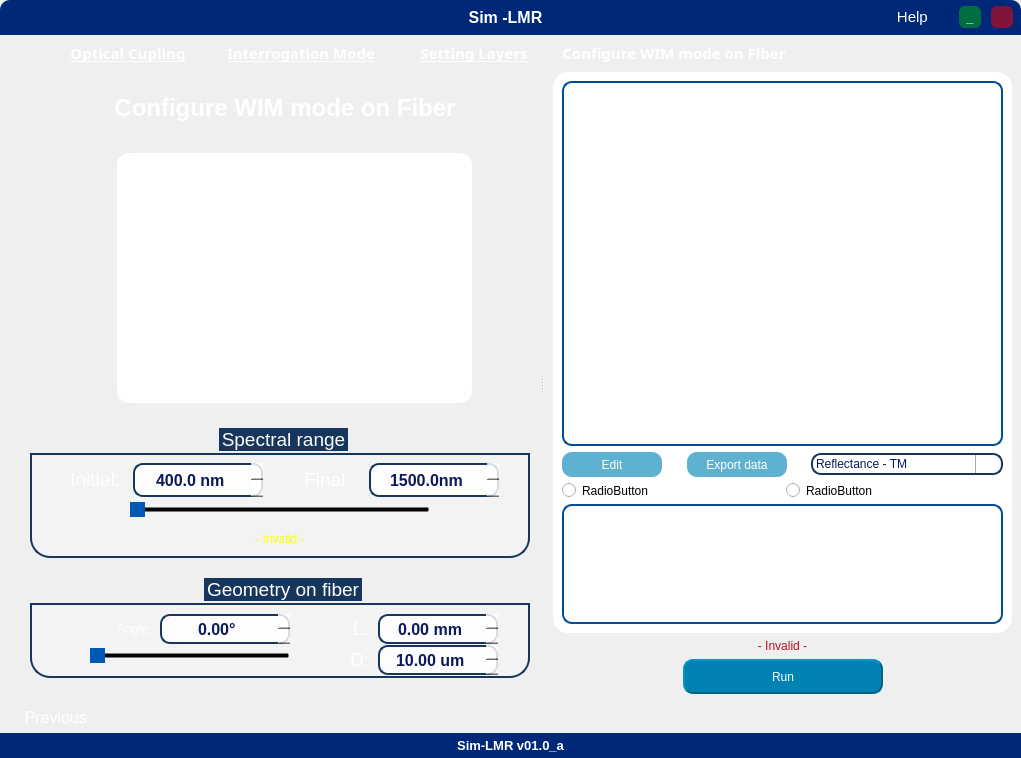
First picture: the form in Sim-LMR-Interface--main/main_interface.ui, repository AdeilsonLeal1/Simulador-SPR-LMR, before the edit.
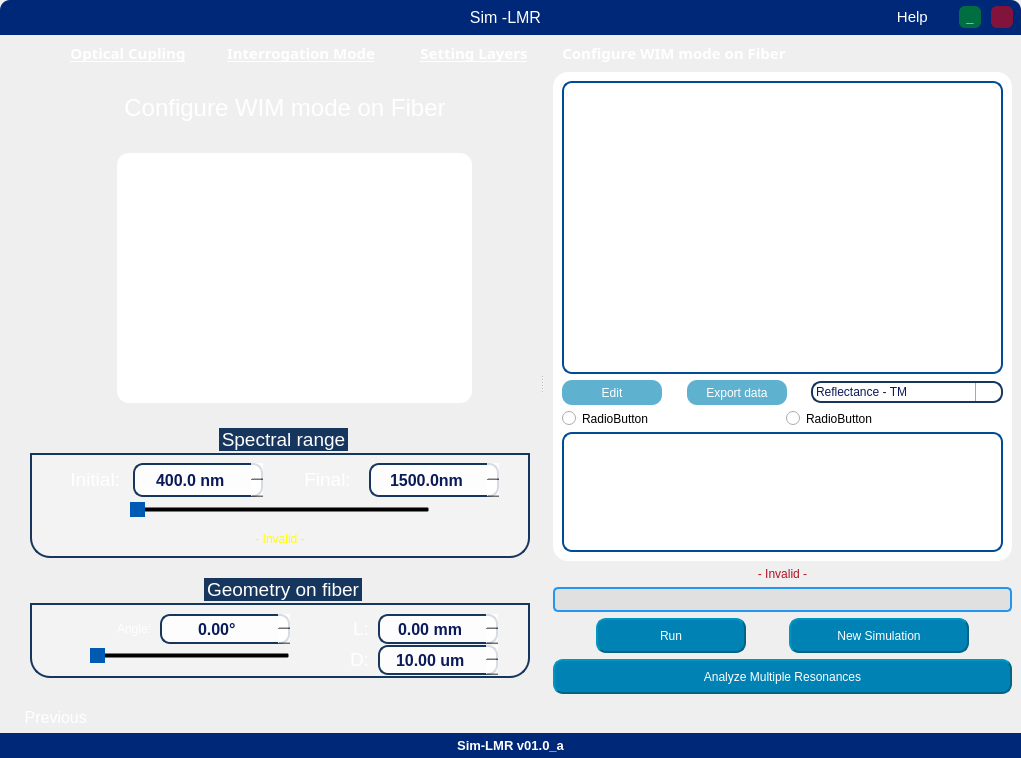
Second picture: the form after the edit. The open tabs and pages were chosen to show the change. Icons and pictures are not drawn.

Commit message: Ajustes na interface

What changed in the file:
```diff
--- a/Sim-LMR-Interface--main/main_interface.ui
+++ b/Sim-LMR-Interface--main/main_interface.ui
@@ -162,9 +162,8 @@
          <font>
           <family>Ubuntu</family>
           <pointsize>10</pointsize>
-          <weight>63</weight>
           <italic>false</italic>
-          <bold>true</bold>
+          <bold>false</bold>
          </font>
         </property>
         <property name="styleSheet">
@@ -193,7 +192,6 @@
          <font>
           <family>Ubuntu</family>
           <pointsize>11</pointsize>
-          <weight>50</weight>
           <italic>false</italic>
           <bold>false</bold>
          </font>
@@ -251,7 +249,6 @@
          <font>
           <family>Ubuntu</family>
           <pointsize>10</pointsize>
-          <weight>99</weight>
           <italic>false</italic>
           <bold>true</bold>
          </font>
@@ -296,9 +293,8 @@
          <font>
           <family>Ubuntu</family>
           <pointsize>10</pointsize>
-          <weight>63</weight>
           <italic>false</italic>
-          <bold>true</bold>
+          <bold>false</bold>
          </font>
         </property>
         <property name="cursor">
@@ -526,7 +522,6 @@
                   <font>
                    <family>Segoe UI Semibold</family>
                    <pointsize>15</pointsize>
-                   <weight>75</weight>
                    <bold>true</bold>
                   </font>
                  </property>
@@ -603,7 +598,6 @@
                   <font>
                    <family>Segoe UI Semibold</family>
                    <pointsize>15</pointsize>
-                   <weight>75</weight>
                    <bold>true</bold>
                   </font>
                  </property>
@@ -810,7 +804,6 @@
                 <font>
                  <family>Segoe UI Semibold</family>
                  <pointsize>11</pointsize>
-                 <weight>75</weight>
                  <bold>true</bold>
                  <underline>false</underline>
                 </font>
@@ -1475,7 +1468,6 @@
                 <font>
                  <family>Segoe UI Semibold</family>
                  <pointsize>11</pointsize>
-                 <weight>75</weight>
                  <bold>true</bold>
                  <underline>true</underline>
                 </font>
@@ -1537,7 +1529,6 @@
                 <font>
                  <family>Segoe UI Semibold</family>
                  <pointsize>11</pointsize>
-                 <weight>75</weight>
                  <bold>true</bold>
                  <underline>false</underline>
                 </font>
@@ -2116,7 +2107,6 @@
                 <font>
                  <family>Segoe UI Semibold</family>
                  <pointsize>11</pointsize>
-                 <weight>75</weight>
                  <bold>true</bold>
                  <underline>true</underline>
                 </font>
@@ -2190,7 +2180,6 @@
                 <font>
                  <family>Segoe UI Semibold</family>
                  <pointsize>11</pointsize>
-                 <weight>75</weight>
                  <bold>true</bold>
                  <underline>true</underline>
                 </font>
@@ -2264,7 +2253,6 @@
                 <font>
                  <family>Segoe UI Semibold</family>
                  <pointsize>11</pointsize>
-                 <weight>75</weight>
                  <bold>true</bold>
                  <underline>false</underline>
                 </font>
@@ -2363,7 +2351,7 @@
               <item>
                <widget class="QStackedWidget" name="stacked_layers">
                 <property name="currentIndex">
-                 <number>0</number>
+                 <number>1</number>
                 </property>
                 <widget class="QWidget" name="page_layers_aim">
                  <layout class="QVBoxLayout" name="verticalLayout_9">
@@ -2397,7 +2385,6 @@
                      <font>
                       <family>Ubuntu</family>
                       <pointsize>14</pointsize>
-                      <weight>50</weight>
                       <italic>false</italic>
                       <bold>false</bold>
                      </font>
@@ -2552,7 +2539,6 @@
                         <font>
                          <family>Ubuntu</family>
                          <pointsize>12</pointsize>
-                         <weight>88</weight>
                          <italic>false</italic>
                          <bold>true</bold>
                         </font>
@@ -4078,9 +4064,8 @@
                     <font>
                      <family>Ubuntu</family>
                      <pointsize>14</pointsize>
-                     <weight>63</weight>
                      <italic>false</italic>
-                     <bold>true</bold>
+                     <bold>false</bold>
                     </font>
                    </property>
                    <property name="styleSheet">
@@ -4652,7 +4637,6 @@
                 <font>
                  <family>Segoe UI Semibold</family>
                  <pointsize>11</pointsize>
-                 <weight>75</weight>
                  <bold>true</bold>
                  <underline>true</underline>
                 </font>
@@ -4726,7 +4710,6 @@
                 <font>
                  <family>Segoe UI Semibold</family>
                  <pointsize>11</pointsize>
-                 <weight>75</weight>
                  <bold>true</bold>
                  <underline>true</underline>
                 </font>
@@ -4800,7 +4783,6 @@
                 <font>
                  <family>Segoe UI Semibold</family>
                  <pointsize>11</pointsize>
-                 <weight>75</weight>
                  <bold>true</bold>
                  <underline>true</underline>
                 </font>
@@ -4874,7 +4856,6 @@
                 <font>
                  <family>Segoe UI Semibold</family>
                  <pointsize>11</pointsize>
-                 <weight>75</weight>
                  <bold>true</bold>
                  <underline>false</underline>
                 </font>
@@ -5016,9 +4997,8 @@
                      <font>
                       <family>Ubuntu</family>
                       <pointsize>18</pointsize>
-                      <weight>63</weight>
                       <italic>false</italic>
-                      <bold>true</bold>
+                      <bold>false</bold>
                      </font>
                     </property>
                     <property name="styleSheet">
@@ -5205,7 +5185,6 @@
                         <font>
                          <family>Ubuntu</family>
                          <pointsize>14</pointsize>
-                         <weight>50</weight>
                          <italic>false</italic>
                          <bold>false</bold>
                         </font>
@@ -5296,7 +5275,6 @@
                              <font>
                               <family>Ubuntu</family>
                               <pointsize>14</pointsize>
-                              <weight>50</weight>
                               <italic>false</italic>
                               <bold>false</bold>
                              </font>
@@ -5340,7 +5318,6 @@
                              <font>
                               <family>Ubuntu</family>
                               <pointsize>12</pointsize>
-                              <weight>88</weight>
                               <italic>false</italic>
                               <bold>true</bold>
                              </font>
@@ -5444,7 +5421,6 @@
                              <font>
                               <family>Ubuntu</family>
                               <pointsize>14</pointsize>
-                              <weight>50</weight>
                               <italic>false</italic>
                               <bold>false</bold>
                              </font>
@@ -5487,7 +5463,6 @@
                              <font>
                               <family>Ubuntu</family>
                               <pointsize>12</pointsize>
-                              <weight>88</weight>
                               <italic>false</italic>
                               <bold>true</bold>
                              </font>
@@ -5688,7 +5663,6 @@
                         <font>
                          <family>Ubuntu</family>
                          <pointsize>14</pointsize>
-                         <weight>50</weight>
                          <italic>false</italic>
                          <bold>false</bold>
                         </font>
@@ -5771,7 +5745,6 @@
                            <font>
                             <family>Ubuntu</family>
                             <pointsize>12</pointsize>
-                            <weight>88</weight>
                             <italic>false</italic>
                             <bold>true</bold>
                            </font>
@@ -5865,7 +5838,6 @@
                            <font>
                             <family>Ubuntu</family>
                             <pointsize>12</pointsize>
-                            <weight>88</weight>
                             <italic>false</italic>
                             <bold>true</bold>
                            </font>
@@ -6076,7 +6048,6 @@
                            <font>
                             <family>Ubuntu</family>
                             <pointsize>14</pointsize>
-                            <weight>50</weight>
                             <italic>false</italic>
                             <bold>false</bold>
                            </font>
@@ -6136,7 +6107,6 @@
                            <font>
                             <family>Ubuntu</family>
                             <pointsize>12</pointsize>
-                            <weight>88</weight>
                             <italic>false</italic>
                             <bold>true</bold>
                            </font>
@@ -6227,7 +6197,6 @@
                            <font>
                             <family>Ubuntu</family>
                             <pointsize>14</pointsize>
-                            <weight>50</weight>
                             <italic>false</italic>
                             <bold>false</bold>
                            </font>
@@ -6324,9 +6293,8 @@
                      <font>
                       <family>Ubuntu</family>
                       <pointsize>18</pointsize>
-                      <weight>63</weight>
                       <italic>false</italic>
-                      <bold>true</bold>
+                      <bold>false</bold>
                      </font>
                     </property>
                     <property name="styleSheet">
@@ -6513,7 +6481,6 @@
                         <font>
                          <family>Ubuntu</family>
                          <pointsize>14</pointsize>
-                         <weight>50</weight>
                          <italic>false</italic>
                          <bold>false</bold>
                         </font>
@@ -6604,7 +6571,6 @@
                              <font>
                               <family>Ubuntu</family>
                               <pointsize>14</pointsize>
-                              <weight>50</weight>
                               <italic>false</italic>
                               <bold>false</bold>
                              </font>
@@ -6648,7 +6614,6 @@
                              <font>
                               <family>Ubuntu</family>
                               <pointsize>12</pointsize>
-                              <weight>88</weight>
                               <italic>false</italic>
                               <bold>true</bold>
                              </font>
@@ -6752,7 +6717,6 @@
                              <font>
                               <family>Ubuntu</family>
                               <pointsize>14</pointsize>
-                              <weight>50</weight>
                               <italic>false</italic>
                               <bold>false</bold>
                              </font>
@@ -6795,7 +6759,6 @@
                              <font>
                               <family>Ubuntu</family>
                               <pointsize>12</pointsize>
-                              <weight>88</weight>
                               <italic>false</italic>
                               <bold>true</bold>
                              </font>
@@ -7022,7 +6985,6 @@
                         <font>
                          <family>Ubuntu</family>
                          <pointsize>14</pointsize>
-                         <weight>50</weight>
                          <italic>false</italic>
                          <bold>false</bold>
                         </font>
@@ -7195,7 +7157,6 @@
                            <font>
                             <family>Ubuntu</family>
                             <pointsize>12</pointsize>
-                            <weight>88</weight>
                             <italic>false</italic>
                             <bold>true</bold>
                            </font>
@@ -7324,9 +7285,8 @@
                      <font>
                       <family>Ubuntu</family>
                       <pointsize>18</pointsize>
-                      <weight>63</weight>
                       <italic>false</italic>
-                      <bold>true</bold>
+                      <bold>false</bold>
                      </font>
                     </property>
                     <property name="styleSheet">
@@ -7507,7 +7467,6 @@
                         <font>
                          <family>Ubuntu</family>
                          <pointsize>14</pointsize>
-                         <weight>50</weight>
                          <italic>false</italic>
                          <bold>false</bold>
                         </font>
@@ -7594,7 +7553,6 @@
                              <font>
                               <family>Ubuntu</family>
                               <pointsize>14</pointsize>
-                              <weight>50</weight>
                               <italic>false</italic>
                               <bold>false</bold>
                              </font>
@@ -7632,7 +7590,6 @@
                              <font>
                               <family>Ubuntu</family>
                               <pointsize>12</pointsize>
-                              <weight>88</weight>
                               <italic>false</italic>
                               <bold>true</bold>
                              </font>
@@ -7727,7 +7684,6 @@
                              <font>
                               <family>Ubuntu</family>
                               <pointsize>14</pointsize>
-                              <weight>50</weight>
                               <italic>false</italic>
                               <bold>false</bold>
                              </font>
@@ -7764,7 +7720,6 @@
                              <font>
                               <family>Ubuntu</family>
                               <pointsize>12</pointsize>
-                              <weight>88</weight>
                               <italic>false</italic>
                               <bold>true</bold>
                              </font>
@@ -8285,6 +8240,39 @@
                 </property>
                </widget>
               </item>
+              <item>
+               <widget class="QProgressBar" name="progressBar">
+                <property name="maximumSize">
+                 <size>
+                  <width>16777215</width>
+                  <height>25</height>
+                 </size>
+                </property>
+                <property name="styleSheet">
+                 <string notr="true">QProgressBar {
+	font: 600 12pt &quot;Segoe UI&quot;;
+    border: 2px solid #2196F3;
+    border-radius: 5px;
+    background-color: #E0E0E0;
+}
+QProgressBar::chunk {
+	background-color: rgb(0, 170, 0);
+	margin-right: 2px;
+    width: 10px; 
+    margin: 0.5px;
+}</string>
+                </property>
+                <property name="alignment">
+                 <set>Qt::AlignRight|Qt::AlignTrailing|Qt::AlignVCenter</set>
+                </property>
+                <property name="textVisible">
+                 <bool>true</bool>
+                </property>
+                <property name="orientation">
+                 <enum>Qt::Horizontal</enum>
+                </property>
+               </widget>
+              </item>
               <item>
                <layout class="QHBoxLayout" name="horizontalLayout_55">
                 <property name="spacing">
@@ -8313,14 +8301,14 @@
                   </property>
                   <property name="minimumSize">
                    <size>
-                    <width>200</width>
+                    <width>150</width>
                     <height>35</height>
                    </size>
                   </property>
                   <property name="maximumSize">
                    <size>
-                    <width>250</width>
-                    <height>40</height>
+                    <width>16777215</width>
+                    <height>35</height>
                    </size>
                   </property>
                   <property name="styleSheet">
@@ -8356,6 +8344,59 @@
                   </property>
                  </widget>
                 </item>
+                <item>
+                 <spacer name="horizontalSpacer_4">
+                  <property name="orientation">
+                   <enum>Qt::Horizontal</enum>
+                  </property>
+                  <property name="sizeHint" stdset="0">
+                   <size>
+                    <width>40</width>
+                    <height>20</height>
+                   </size>
+                  </property>
+                 </spacer>
+                </item>
+                <item>
+                 <widget class="QPushButton" name="btn_new_simulation">
+                  <property name="minimumSize">
+                   <size>
+                    <width>180</width>
+                    <height>35</height>
+                   </size>
+                  </property>
+                  <property name="styleSheet">
+                   <string notr="true">QPushButton{
+	
+	font: 400 14pt &quot;Ubuntu&quot;;
+	color: rgb(255, 255,255);
+	background-color: rgb(0, 130, 180);
+	border-color: rgb(0, 100, 130);
+	border-style: outset;
+	border-width: 2px;
+	border-radius:10px;
+}
+
+QPushButton:hover{
+	background-color: rgb(0, 130, 255);
+	border-color: rgb(0, 100, 200);
+}</string>
+                  </property>
+                  <property name="text">
+                   <string>New Simulation</string>
+                  </property>
+                  <property name="icon">
+                   <iconset resource="../icons_.qrc">
+                    <normaloff>:/icons/icons/icons8-reload-96.png</normaloff>:/icons/icons/icons8-reload-96.png</iconset>
+                  </property>
+                  <property name="iconSize">
+                   <size>
+                    <width>25</width>
+                    <height>25</height>
+                   </size>
+                  </property>
+                 </widget>
+                </item>
                 <item>
                  <spacer name="horizontalSpacer_105">
                   <property name="orientation">
@@ -8371,6 +8412,47 @@
                 </item>
                </layout>
               </item>
+              <item>
+               <widget class="QPushButton" name="btn_multip_analiyse">
+                <property name="minimumSize">
+                 <size>
+                  <width>0</width>
+                  <height>35</height>
+                 </size>
+                </property>
+                <property name="styleSheet">
+                 <string notr="true">QPushButton{
+	
+	font: 400 14pt &quot;Ubuntu&quot;;
+	color: rgb(255, 255,255);
+	background-color: rgb(0, 130, 180);
+	border-color: rgb(0, 100, 130);
+	border-style: outset;
+	border-width: 2px;
+	border-radius:10px;
+}
+
+QPushButton:hover{
+	background-color: rgb(00, 140, 70);
+	border-color: rgb(0, 120, 40);
+
+}</string>
+                </property>
+                <property name="text">
+                 <string>Analyze Multiple Resonances</string>
+                </property>
+                <property name="icon">
+                 <iconset resource="icons_.qrc">
+                  <normaloff>:/icons/sine-waves-analysis.png</normaloff>:/icons/sine-waves-analysis.png</iconset>
+                </property>
+                <property name="iconSize">
+                 <size>
+                  <width>40</width>
+                  <height>40</height>
+                 </size>
+                </property>
+               </widget>
+              </item>
              </layout>
             </widget>
            </widget>
@@ -8516,7 +8598,6 @@
          <font>
           <family>Ubuntu</family>
           <pointsize>10</pointsize>
-          <weight>88</weight>
           <italic>false</italic>
           <bold>true</bold>
          </font>
```
The commit also changes 92 other files.
